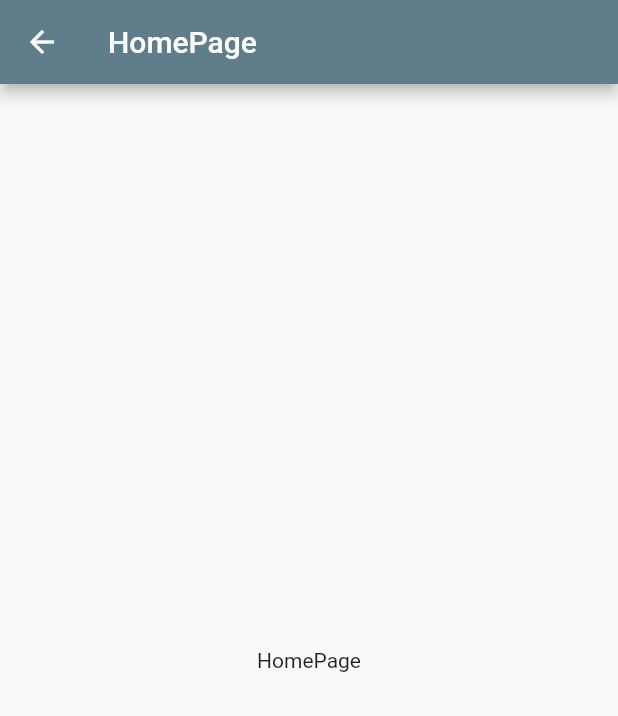
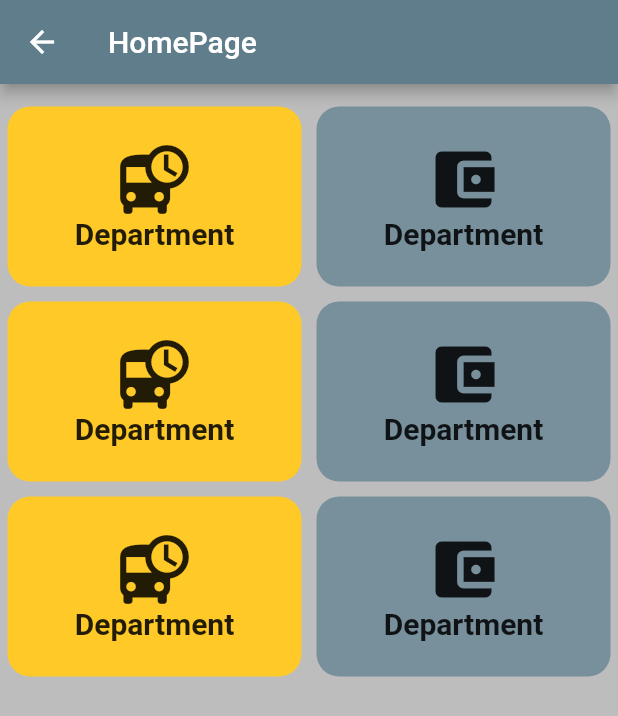
Before and after one commit to mostafiz9900/bmcah, a Flutter app: the HomePage screen opened directly, on a phone screen of 412 x 824 dp. Shown: the top 716 px of the screen. Run offline on Flutter 3.47's test engine with Material 2 defaults, Android fonts, the phone set to English and light mode, and no system bars; our stand-ins replace firebase_auth, firebase_core; accounts and stored records are empty.

Commit message:
button dgn

```diff
--- a/lib/screen/home.dart
+++ b/lib/screen/home.dart
@@ -1,16 +1,129 @@
 import 'package:flutter/material.dart';
-
 
 class HomePage extends StatelessWidget {
   @override
   Widget build(BuildContext context) {
     return Scaffold(
+      backgroundColor: Colors.grey.shade400,
       appBar: AppBar(
         title: Text('HomePage'),
       ),
-      body: Center(
-        child: Container(
-          child: Text('HomePage'),
+      body: SingleChildScrollView(
+        child: Column(
+          crossAxisAlignment: CrossAxisAlignment.start,
+          mainAxisAlignment: MainAxisAlignment.start,
+          children: [
+            SizedBox(
+              height: 10.0,
+            ),
+            Row(
+              mainAxisAlignment: MainAxisAlignment.spaceAround,
+              crossAxisAlignment: CrossAxisAlignment.center,
+              children: [
+                Expanded(
+                  child: _customButton(
+                    context: context,
+                    name: 'Department',
+                    color: Colors.amber.shade400,
+                    iconData: Icons.departure_board,
+                    onTab: () {},
+                  ),
+                ),
+                Expanded(
+                  child: _customButton(
+                    context: context,
+                    name: 'Department',
+                    color: Colors.blueGrey.shade400,
+                    iconData: Icons.account_balance_wallet,
+                    onTab: () {},
+                  ),
+                ),
+              ],
+            ),
+            Row(
+              mainAxisAlignment: MainAxisAlignment.spaceAround,
+              crossAxisAlignment: CrossAxisAlignment.center,
+              children: [
+                Expanded(
+                  child: _customButton(
+                    context: context,
+                    name: 'Department',
+                    color: Colors.amber.shade400,
+                    iconData: Icons.departure_board,
+                    onTab: () {},
+                  ),
+                ),
+                Expanded(
+                  child: _customButton(
+                    context: context,
+                    name: 'Department',
+                    color: Colors.blueGrey.shade400,
+                    iconData: Icons.account_balance_wallet,
+                    onTab: () {},
+                  ),
+                ),
+              ],
+            ),
+            Row(
+              mainAxisAlignment: MainAxisAlignment.spaceAround,
+              crossAxisAlignment: CrossAxisAlignment.center,
+              children: [
+                Expanded(
+                  child: _customButton(
+                    context: context,
+                    name: 'Department',
+                    color: Colors.amber.shade400,
+                    iconData: Icons.departure_board,
+                    onTab: () {},
+                  ),
+                ),
+                Expanded(
+                  child: _customButton(
+                    context: context,
+                    name: 'Department',
+                    color: Colors.blueGrey.shade400,
+                    iconData: Icons.account_balance_wallet,
+                    onTab: () {},
+                  ),
+                ),
+              ],
+            ),
+          ],
+        ),
+      ),
+    );
+  }
+
+  Widget _customButton({
+    BuildContext? context,
+    @required Color? color,
+    @required String? name,
+    @required IconData? iconData,
+    @required VoidCallback? onTab,
+  }) {
+    return GestureDetector(
+      onTap: onTab,
+      child: Container(
+        alignment: Alignment.center,
+        padding: EdgeInsets.all(10.0),
+        margin: EdgeInsets.symmetric(horizontal: 5, vertical: 5),
+        // width: MediaQuery.of(context!).size.width * .44,
+        height: 120.0,
+        decoration: BoxDecoration(
+            color: color, borderRadius: BorderRadius.circular(15.0)),
+        child: Column(
+          crossAxisAlignment: CrossAxisAlignment.center,
+          mainAxisAlignment: MainAxisAlignment.center,
+          children: [
+            Icon(
+              iconData,
+              size: 50.0,
+            ),
+            Text(
+              '$name',
+              style: TextStyle(fontSize: 20.0, fontWeight: FontWeight.bold),
+            ),
+          ],
         ),
       ),
     );
```
